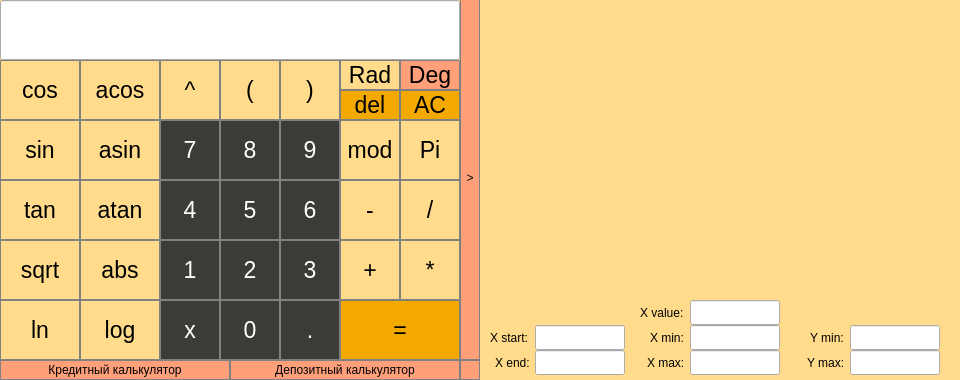
Above: src/view/view.ui from burshlatt/CPP_Qt_SmartCalc before the change. Below: the same form after it.
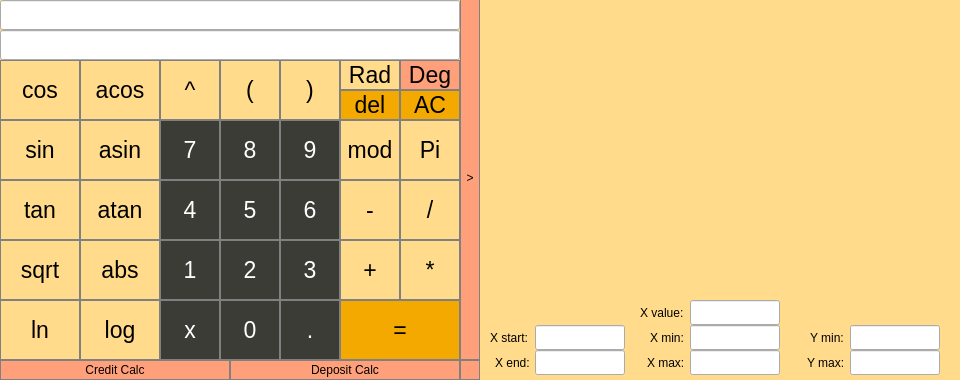
That is the form after the change. Custom widgets are drawn as their Qt base class.

Commit message: SmartCalc v.3.2

Diff of the .ui file:
```diff
--- a/src/view/view.ui
+++ b/src/view/view.ui
@@ -49,12 +49,12 @@
       <x>0</x>
       <y>0</y>
       <width>460</width>
-      <height>60</height>
+      <height>30</height>
      </rect>
     </property>
     <property name="font">
      <font>
-      <pointsize>25</pointsize>
+      <pointsize>20</pointsize>
      </font>
     </property>
     <property name="styleSheet">
@@ -1142,7 +1142,7 @@
 }</string>
     </property>
     <property name="text">
-     <string>Кредитный калькулятор</string>
+     <string>Credit Calc</string>
     </property>
    </widget>
    <widget class="QPushButton" name="deposCalc">
@@ -1167,7 +1167,7 @@
 }</string>
     </property>
     <property name="text">
-     <string>Депозитный калькулятор</string>
+     <string>Deposit Calc</string>
     </property>
    </widget>
    <widget class="QCustomPlot" name="functionGraph" native="true">
@@ -1570,6 +1570,33 @@
      <string>Deg</string>
     </property>
    </widget>
+   <widget class="QLineEdit" name="output">
+    <property name="geometry">
+     <rect>
+      <x>0</x>
+      <y>30</y>
+      <width>460</width>
+      <height>30</height>
+     </rect>
+    </property>
+    <property name="font">
+     <font>
+      <pointsize>20</pointsize>
+     </font>
+    </property>
+    <property name="styleSheet">
+     <string notr="true">QLineEdit{
+	qproperty-alignment: 'AlignVCenter | AlignRight';
+	border: 1px solid gray;
+}
+
+background-color : gray;
+</string>
+    </property>
+    <property name="readOnly">
+     <bool>true</bool>
+    </property>
+   </widget>
   </widget>
  </widget>
  <customwidgets>
```
Left out of the diff: 4 changed lines with no effect on the pictures. The commit also changes 4 other files.
